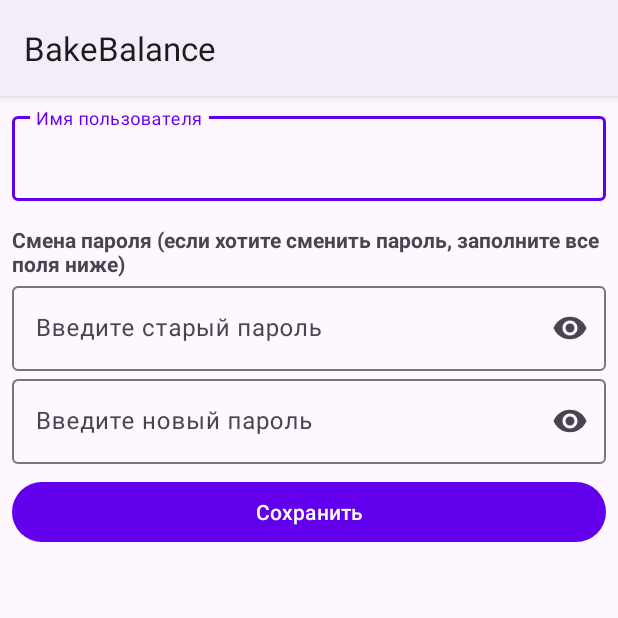
After one commit to igorv8836/CourseWork, an Android app: the fragment AccountFragment shown on its own in the app's theme, on a phone screen of 412 x 824 dp, the top half of it. The commit adds this screen. Run offline under Robolectric (Android 15) with nearby library versions, the phone set to English and light mode, and no system bars; our stand-ins replace Firebase (no records; nobody signed in at launch, a user with empty details on screens opened directly), RxJava.

Commit message:
changing password and name

```diff
--- /dev/null
+++ b/app/src/main/java/com/example/coursework/data/firebase/firestore/IngredientFirestore.java
@@ -0,0 +1,4 @@
+package com.example.coursework.data.firebase.firestore;
+
+public class IngredientFirestore {
+}
--- /dev/null
+++ b/app/src/main/java/com/example/coursework/data/firebase/firestore/ProductFirestore.java
@@ -0,0 +1,4 @@
+package com.example.coursework.data.firebase.firestore;
+
+public class ProductFirestore {
+}
--- /dev/null
+++ b/app/src/main/java/com/example/coursework/data/firebase/firestore/ProductionFirestore.java
@@ -0,0 +1,4 @@
+package com.example.coursework.data.firebase.firestore;
+
+public class ProductionFirestore {
+}
--- /dev/null
+++ b/app/src/main/java/com/example/coursework/data/firebase/firestore/SaleFirestore.java
@@ -0,0 +1,4 @@
+package com.example.coursework.data.firebase.firestore;
+
+public class SaleFirestore {
+}
--- /dev/null
+++ b/app/src/main/java/com/example/coursework/data/firebase/firestore/UserFirestore.java
@@ -0,0 +1,4 @@
+package com.example.coursework.data.firebase.firestore;
+
+public class UserFirestore {
+}
--- a/app/src/main/java/com/example/coursework/data/repositories/AuthRepositoryImpl.java
+++ b/app/src/main/java/com/example/coursework/data/repositories/AuthRepositoryImpl.java
@@ -35,6 +35,11 @@ public class AuthRepositoryImpl implements AuthRepository {
     }
 
     @Override
+    public Completable changeName(String name) {
+        return authFirebase.changeName(name);
+    }
+
+    @Override
     public Single<User> getUser() {
         return authFirebase.getUser();
     }
--- a/app/src/main/java/com/example/coursework/domain/repositories/AuthRepository.java
+++ b/app/src/main/java/com/example/coursework/domain/repositories/AuthRepository.java
@@ -11,6 +11,9 @@ public interface AuthRepository {
     Single<Boolean> register(String name, String email, String password);
     Completable recoverPassword(String email);
     Completable changePassword(String email, String oldPassword, String newPassword);
+
+    Completable changeName(String name);
+
     Single<User> getUser();
     Completable logout();
 }
--- /dev/null
+++ b/app/src/main/java/com/example/coursework/ui/AccountFragment.java
@@ -0,0 +1,63 @@
+package com.example.coursework.ui;
+
+import android.os.Bundle;
+
+import androidx.fragment.app.Fragment;
+import androidx.lifecycle.ViewModelProvider;
+
+import android.view.LayoutInflater;
+import android.view.View;
+import android.view.ViewGroup;
+import android.widget.Toast;
+
+import com.example.coursework.R;
+import com.example.coursework.databinding.FragmentAccountBinding;
+import com.example.coursework.ui.viewmodel.AuthViewModel;
+
+import java.util.Objects;
+
+public class AccountFragment extends Fragment {
+    FragmentAccountBinding binding;
+    AuthViewModel viewModel;
+    @Override
+    public void onCreate(Bundle savedInstanceState) {
+        super.onCreate(savedInstanceState);
+        viewModel = new ViewModelProvider(this).get(AuthViewModel.class);
+
+    }
+
+    @Override
+    public View onCreateView(LayoutInflater inflater, ViewGroup container,
+                             Bundle savedInstanceState) {
+        binding = FragmentAccountBinding.inflate(inflater, container, false);
+
+        viewModel.user.observe(getViewLifecycleOwner(), user -> {
+            if (user != null) {
+                binding.editTextNameInputText.setText(user.getUsername());
+            }
+        });
+
+        binding.saveButton.setOnClickListener(v -> {
+            viewModel.saveUser(
+                    Objects.requireNonNull(binding.editTextLastPasswordInputText.getText()).toString(),
+                    Objects.requireNonNull(binding.editTextNewPasswordInputText.getText()).toString(),
+                    Objects.requireNonNull(binding.editTextNameInputText.getText()).toString()
+            );
+        });
+
+        viewModel.helpText.observe(getViewLifecycleOwner(), event -> {
+            if (event != null) {
+                String text = event.getContentIfNotHandled();
+                if (text != null) {
+                    Toast.makeText(getContext(), text, Toast.LENGTH_SHORT).show();
+                }
+            }
+        });
+
+        viewModel.isActive.observe(getViewLifecycleOwner(), isActive -> {
+            binding.saveButton.setEnabled(isActive);
+        });
+
+        return binding.getRoot();
+    }
+}
--- /dev/null
+++ b/app/src/main/res/drawable/ripple_effect.xml
@@ -0,0 +1,5 @@
+<?xml version="1.0" encoding="utf-8"?>
+<ripple xmlns:android="http://schemas.android.com/apk/res/android"
+    android:color="?attr/colorControlHighlight">
+    <item android:drawable="@drawable/settings_icon" />
+</ripple>
--- /dev/null
+++ b/app/src/main/res/layout/fragment_account.xml
@@ -0,0 +1,79 @@
+<?xml version="1.0" encoding="utf-8"?>
+<LinearLayout xmlns:android="http://schemas.android.com/apk/res/android"
+    xmlns:tools="http://schemas.android.com/tools"
+    android:layout_width="match_parent"
+    android:layout_height="match_parent"
+    android:orientation="vertical"
+    xmlns:app="http://schemas.android.com/apk/res-auto"
+    android:padding="8dp"
+    tools:context=".ui.AccountFragment">
+
+    <com.google.android.material.textfield.TextInputLayout
+        android:id="@+id/editTextName"
+        android:layout_width="match_parent"
+        android:layout_height="wrap_content"
+        app:endIconMode="clear_text"
+        android:hint="Имя пользователя"
+        app:boxBackgroundColor="@null"
+        tools:ignore="MissingConstraints">
+
+        <com.google.android.material.textfield.TextInputEditText
+            android:id="@+id/editTextName_inputText"
+            android:layout_width="match_parent"
+            android:layout_height="wrap_content"
+            android:maxLines="1"
+            android:background="@null"
+            android:inputType="textPersonName" />
+    </com.google.android.material.textfield.TextInputLayout>
+
+    <TextView
+        android:layout_width="match_parent"
+        android:layout_height="wrap_content"
+        android:textStyle="bold"
+        android:layout_marginTop="16dp"
+        android:text="Смена пароля (если хотите сменить пароль, заполните все поля ниже)"
+        />
+
+    <com.google.android.material.textfield.TextInputLayout
+        android:id="@+id/editTextLastPassword"
+        android:layout_width="match_parent"
+        android:layout_height="wrap_content"
+        app:endIconMode="password_toggle"
+        android:hint="Введите старый пароль"
+        app:boxBackgroundColor="@null"
+        tools:ignore="MissingConstraints">
+
+        <com.google.android.material.textfield.TextInputEditText
+            android:id="@+id/editTextLastPassword_inputText"
+            android:layout_width="match_parent"
+            android:layout_height="wrap_content"
+            android:background="@null"
+            android:inputType="textPassword" />
+    </com.google.android.material.textfield.TextInputLayout>
+
+    <com.google.android.material.textfield.TextInputLayout
+        android:id="@+id/editTextNewPassword"
+        android:layout_width="match_parent"
+        android:layout_height="wrap_content"
+        app:endIconMode="password_toggle"
+        android:hint="Введите новый пароль"
+        app:boxBackgroundColor="@null"
+        tools:ignore="MissingConstraints">
+
+        <com.google.android.material.textfield.TextInputEditText
+            android:id="@+id/editTextNewPassword_inputText"
+            android:layout_width="match_parent"
+            android:layout_height="wrap_content"
+            android:background="@null"
+            android:inputType="textPassword" />
+    </com.google.android.material.textfield.TextInputLayout>
+
+    <com.google.android.material.button.MaterialButton
+        android:id="@+id/save_button"
+        android:text="Сохранить"
+        android:layout_gravity="center"
+        android:layout_marginTop="8dp"
+        android:layout_width="match_parent"
+        android:layout_height="wrap_content"/>
+
+</LinearLayout>
--- a/app/src/main/res/navigation/drawer_navigation.xml
+++ b/app/src/main/res/navigation/drawer_navigation.xml
@@ -62,5 +62,11 @@
         android:label="Добавление продажи"
         tools:layout="@layout/fragment_adding_sale" />
 
+    <fragment
+        android:id="@+id/nav_account"
+        android:name="com.example.coursework.ui.AccountFragment"
+        android:label="Редактирование профиля"
+        tools:layout="@layout/fragment_account" />
+
 
 </navigation>
```
Also changed, not shown: app/src/main/java/com/example/coursework/data/firebase/AuthFirebase.java (+13 -0 lines), app/src/main/java/com/example/coursework/ui/fragment/MainFragment.java (+9 -2 lines), app/src/main/java/com/example/coursework/ui/viewmodel/AuthViewModel.java (+73 -54 lines), app/src/main/res/layout/nav_header_main.xml (+26 -5 lines).
